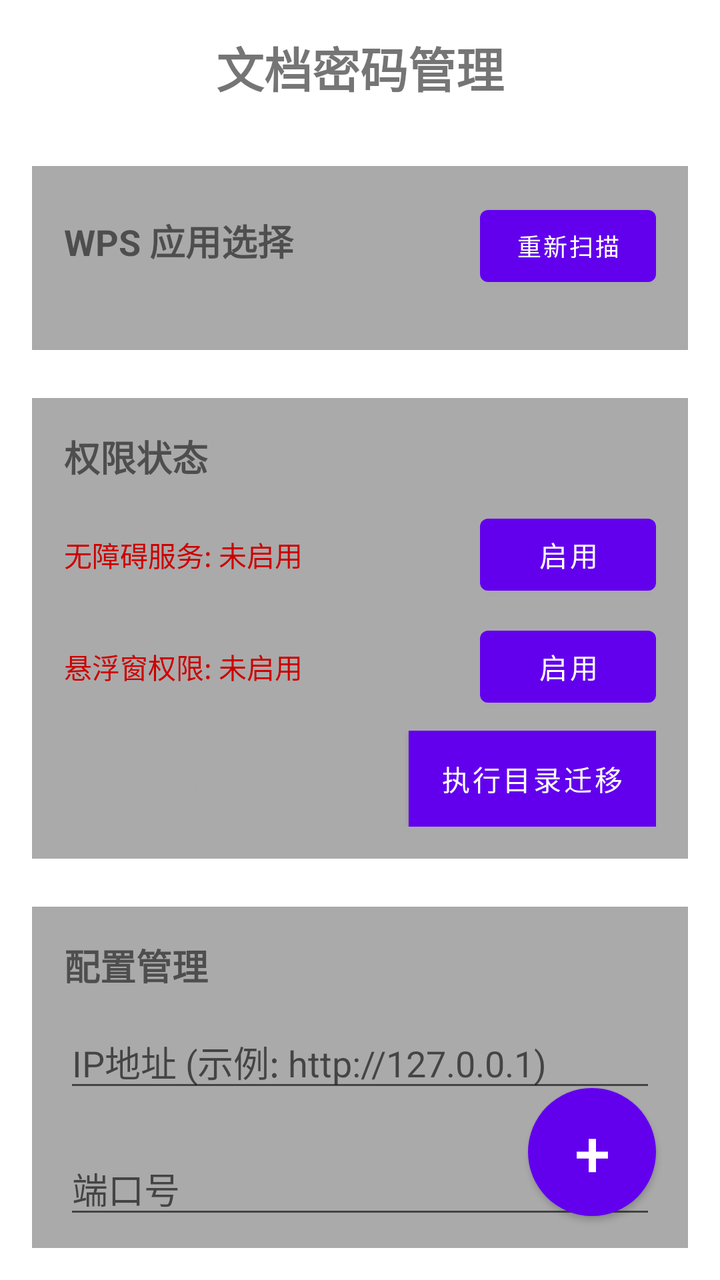
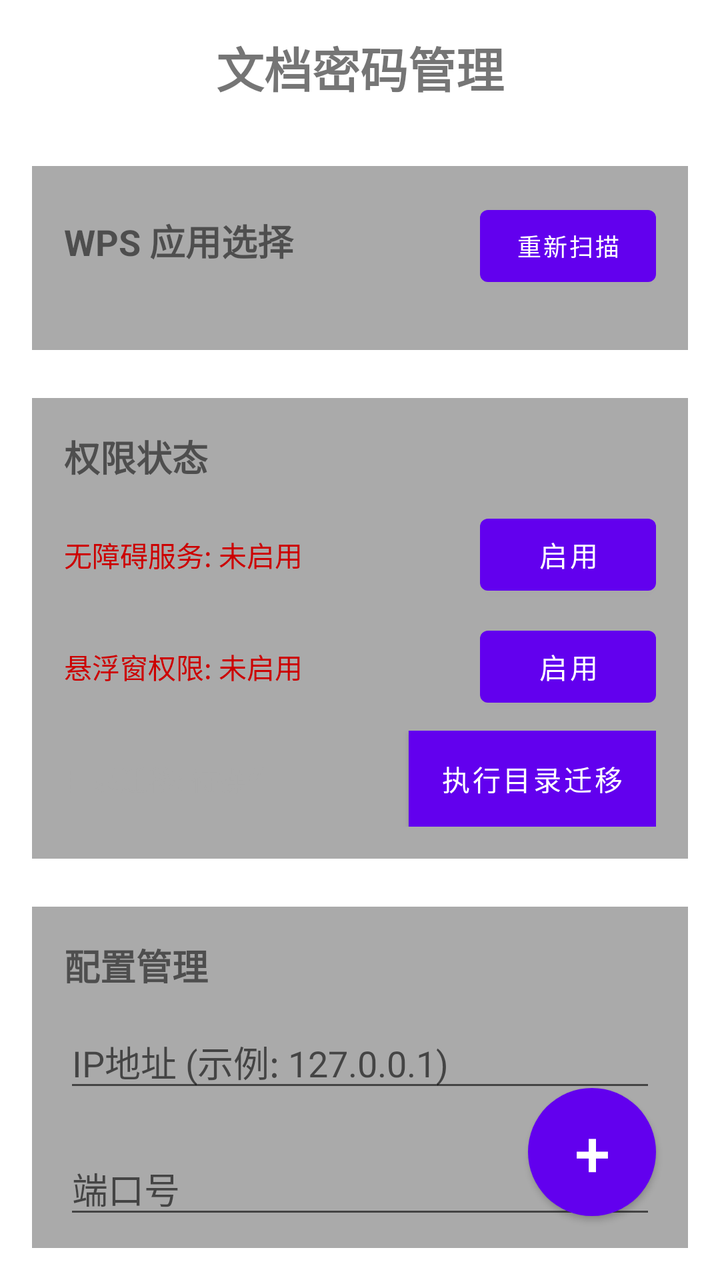

Two renders of the same Android screen: before a commit and after it. Below are the layout's source before the change and the commit's diff.
<!-- AndroidManifest.xml: application theme Theme.WpsPasswordManager -->
<!-- res/layout/activity_main.xml -->
<?xml version="1.0" encoding="utf-8"?>
<RelativeLayout xmlns:android="http://schemas.android.com/apk/res/android"
    xmlns:app="http://schemas.android.com/apk/res-auto"
    xmlns:tools="http://schemas.android.com/tools"
    android:layout_width="match_parent"
    android:layout_height="match_parent"
    tools:context=".ui.MainActivity">

    <androidx.core.widget.NestedScrollView
        android:layout_width="match_parent"
        android:layout_height="match_parent"
        android:padding="16dp">

    <LinearLayout
        android:layout_width="match_parent"
        android:layout_height="wrap_content"
        android:orientation="vertical">

    <TextView
        android:id="@+id/app_title"
        android:layout_width="wrap_content"
        android:layout_height="wrap_content"
        android:layout_gravity="center"
        android:layout_marginBottom="32dp"
        android:text="文档密码管理"
        android:textSize="24sp"
        android:textStyle="bold" />

    
    <LinearLayout
        android:layout_width="match_parent"
        android:layout_height="wrap_content"
        android:orientation="vertical"
        android:background="@android:color/darker_gray"
        android:padding="16dp"
        android:layout_marginBottom="24dp"
        android:radius="8dp">

        <LinearLayout
            android:layout_width="match_parent"
            android:layout_height="wrap_content"
            android:orientation="horizontal"
            android:layout_marginBottom="12dp">

            <TextView
                android:layout_width="0dp"
                android:layout_height="wrap_content"
                android:layout_weight="1"
                android:text="WPS 应用选择"
                android:textSize="18sp"
                android:textStyle="bold" />

            <Button
                android:id="@+id/scan_wps_button"
                android:layout_width="wrap_content"
                android:layout_height="wrap_content"
                android:text="重新扫描"
                android:textSize="12sp" />

        </LinearLayout>

        <LinearLayout
            android:id="@+id/wps_scanning_layout"
            android:layout_width="match_parent"
            android:layout_height="wrap_content"
            android:orientation="horizontal"
            android:gravity="center"
            android:visibility="gone"
            android:layout_marginBottom="12dp">

            <ProgressBar
                android:layout_width="24dp"
                android:layout_height="24dp"
                android:layout_marginEnd="8dp" />

            <TextView
                android:layout_width="wrap_content"
                android:layout_height="wrap_content"
                android:text="正在扫描应用..." />

        </LinearLayout>

        <LinearLayout
            android:id="@+id/wps_empty_layout"
            android:layout_width="match_parent"
            android:layout_height="wrap_content"
            android:orientation="vertical"
            android:visibility="gone"
            android:layout_marginBottom="12dp">

            <TextView
                android:layout_width="wrap_content"
                android:layout_height="wrap_content"
                android:text="未检测到 WPS 应用"
                android:textColor="@android:color/holo_red_dark"
                android:layout_gravity="center"
                android:layout_marginBottom="12dp" />

            <Button
                android:id="@+id/install_wps_button"
                android:layout_width="wrap_content"
                android:layout_height="wrap_content"
                android:text="前往应用商店安装"
                android:layout_gravity="center" />

        </LinearLayout>

        <androidx.recyclerview.widget.RecyclerView
            android:id="@+id/wps_app_list"
            android:layout_width="match_parent"
            android:layout_height="wrap_content"
            android:nestedScrollingEnabled="false"
            android:visibility="gone" />

        <TextView
            android:id="@+id/wps_selected_info"
            android:layout_width="wrap_content"
            android:layout_height="wrap_content"
            android:textSize="12sp"
            android:textColor="@android:color/holo_green_dark"
            android:visibility="gone"
            android:layout_marginTop="8dp" />

    </LinearLayout>

    
    <LinearLayout
        android:layout_width="match_parent"
        android:layout_height="wrap_content"
        android:orientation="vertical"
        android:background="@android:color/darker_gray"
        android:padding="16dp"
        android:layout_marginBottom="24dp"
        android:radius="8dp">

        <TextView
            android:id="@+id/permission_status_title"
            android:layout_width="wrap_content"
            android:layout_height="wrap_content"
            android:text="权限状态"
            android:textSize="18sp"
            android:textStyle="bold"
            android:layout_marginBottom="12dp"
            android:clickable="true"
            android:focusable="true" />

        <LinearLayout
            android:layout_width="match_parent"
            android:layout_height="wrap_content"
            android:orientation="horizontal"
            android:layout_marginBottom="8dp">

            <TextView
                android:id="@+id/accessibility_status"
                android:layout_width="0dp"
                android:layout_height="wrap_content"
                android:layout_weight="1"
                android:text="无障碍服务: 未启用"
                android:textColor="@android:color/holo_red_dark" />

            <Button
                android:id="@+id/enable_accessibility_button"
                android:layout_width="wrap_content"
                android:layout_height="wrap_content"
                android:text="启用" />

        </LinearLayout>

        <LinearLayout
            android:layout_width="match_parent"
            android:layout_height="wrap_content"
            android:orientation="horizontal"
            android:layout_marginBottom="8dp">

            <TextView
                android:id="@+id/overlay_status"
                android:layout_width="0dp"
                android:layout_height="wrap_content"
                android:layout_weight="1"
                android:text="悬浮窗权限: 未启用"
                android:textColor="@android:color/holo_red_dark" />

            <Button
                android:id="@+id/enable_overlay_button"
                android:layout_width="wrap_content"
                android:layout_height="wrap_content"
                android:text="启用" />

        </LinearLayout>

        <LinearLayout
            android:layout_width="match_parent"
            android:layout_height="wrap_content"
            android:orientation="horizontal">

            <TextView
                android:id="@+id/migration_status"
                android:layout_width="0dp"
                android:layout_height="wrap_content"
                android:layout_weight="1"
                android:text="目录迁移: 待操作"
                android:textColor="@android:color/darker_gray" />

            <Button
                android:id="@+id/migration_button"
                android:layout_width="wrap_content"
                android:layout_height="wrap_content"
                android:text="执行目录迁移"
                android:background="@color/purple_500"
                android:textColor="@color/white" />

        </LinearLayout>

    </LinearLayout>

    
    <LinearLayout
        android:layout_width="match_parent"
        android:layout_height="wrap_content"
        android:orientation="vertical"
        android:background="@android:color/darker_gray"
        android:padding="16dp"
        android:layout_marginBottom="24dp"
        android:radius="8dp">

        <TextView
            android:layout_width="wrap_content"
            android:layout_height="wrap_content"
            android:text="配置管理"
            android:textSize="18sp"
            android:textStyle="bold"
            android:layout_marginBottom="12dp" />

        <TextView
            android:id="@+id/user_info_text_view"
            android:layout_width="wrap_content"
            android:layout_height="wrap_content"
            android:layout_gravity="right"
            android:textColor="@android:color/holo_green_dark"
            android:layout_marginBottom="12dp"
            android:visibility="gone" />

        <LinearLayout
            android:layout_width="match_parent"
            android:layout_height="wrap_content"
            android:orientation="vertical"
            android:layout_marginBottom="12dp">

            <EditText
                android:id="@+id/ip_address_input"
                android:layout_width="match_parent"
                android:layout_height="wrap_content"
                android:hint="IP地址 (示例: http://127.0.0.1)"
                android:inputType="text"
                android:layout_marginBottom="8dp" />

            <TextView
                android:id="@+id/ip_address_error"
                android:layout_width="match_parent"
                android:layout_height="wrap_content"
                android:textColor="@android:color/holo_red_dark"
                android:textSize="12sp"
                android:visibility="gone" />

        </LinearLayout>

        <LinearLayout
            android:layout_width="match_parent"
            android:layout_height="wrap_content"
            android:orientation="vertical"
            android:layout_marginBottom="12dp">

            <EditText
                android:id="@+id/port_input"
                android:layout_width="match_parent"
                android:layout_height="wrap_content"
                android:hint="端口号"
                android:inputType="number"
                android:layout_marginBottom="8dp" />

            <TextView
                android:id="@+id/port_error"
                android:layout_width="match_parent"
                android:layout_height="wrap_content"
                android:textColor="@android:color/holo_red_dark"
                android:textSize="12sp"
                android:visibility="gone" />

        </LinearLayout>

        <LinearLayout
            android:layout_width="match_parent"
            android:layout_height="wrap_content"
            android:orientation="vertical"
            android:layout_marginBottom="12dp">

            <EditText
                android:id="@+id/username_input"
                android:layout_width="match_parent"
                android:layout_height="wrap_content"
                android:hint="用户名"
                android:inputType="text"
                android:layout_marginBottom="8dp" />

            <TextView
                android:id="@+id/username_error"
                android:layout_width="match_parent"
                android:layout_height="wrap_content"
                android:textColor="@android:color/holo_red_dark"
                android:textSize="12sp"
                android:visibility="gone" />

        </LinearLayout>

        <LinearLayout
            android:layout_width="match_parent"
            android:layout_height="wrap_content"
            android:orientation="vertical"
            android:layout_marginBottom="12dp">

            <EditText
                android:id="@+id/password_input"
                android:layout_width="match_parent"
                android:layout_height="wrap_content"
                android:hint="密码"
                android:inputType="textPassword"
                android:layout_marginBottom="8dp" />

            <TextView
                android:id="@+id/password_error"
                android:layout_width="match_parent"
                android:layout_height="wrap_content"
                android:textColor="@android:color/holo_red_dark"
                android:textSize="12sp"
                android:visibility="gone" />

        </LinearLayout>

        <LinearLayout
            android:layout_width="match_parent"
            android:layout_height="wrap_content"
            android:orientation="horizontal"
            android:layout_marginBottom="16dp">

            <CheckBox
                android:id="@+id/remember_password_checkbox"
                android:layout_width="wrap_content"
                android:layout_height="wrap_content"
                android:text="记住密码" />

        </LinearLayout>

        <Button
            android:id="@+id/login_button"
            android:layout_width="match_parent"
            android:layout_height="wrap_content"
            android:text="登录"
            android:background="@android:color/holo_purple"
            android:textColor="@android:color/white" />

    </LinearLayout>

    
    <Button
        android:id="@+id/generate_password_button"
        android:layout_width="match_parent"
        android:layout_height="wrap_content"
        android:layout_marginBottom="16dp"
        android:text="生成密码"
        android:background="@android:color/holo_blue_light"
        android:textColor="@android:color/white"
        android:visibility="gone" />

    <Button
        android:id="@+id/manage_passwords_button"
        android:layout_width="match_parent"
        android:layout_height="wrap_content"
        android:layout_marginBottom="16dp"
        android:text="管理密码"
        android:background="@android:color/holo_green_light"
        android:textColor="@android:color/white"
        android:visibility="gone" />



    
    <LinearLayout
        android:layout_width="match_parent"
        android:layout_height="wrap_content"
        android:orientation="vertical"
        android:background="@android:color/darker_gray"
        android:padding="16dp"
        android:layout_marginTop="24dp">

        <TextView
            android:layout_width="wrap_content"
            android:layout_height="wrap_content"
            android:text="使用指南"
            android:textSize="16sp"
            android:textStyle="bold"
            android:layout_marginBottom="8dp" />

        <TextView
            android:layout_width="wrap_content"
            android:layout_height="wrap_content"
            android:text="1. 启用无障碍服务和悬浮窗权限"
            android:layout_marginBottom="4dp" />

        <TextView
            android:layout_width="wrap_content"
            android:layout_height="wrap_content"
            android:text="2. 从文件管理器或其他应用选择文件，使用 WPS 密码助手打开"
            android:layout_marginBottom="4dp" />

    </LinearLayout>

    
    <TextView
        android:id="@+id/version_text_view"
        android:layout_width="wrap_content"
        android:layout_height="wrap_content"
        android:textSize="12sp"
        android:textColor="@android:color/darker_gray"
        android:layout_gravity="center"
        android:layout_marginTop="24dp" />

    </LinearLayout>
</androidx.core.widget.NestedScrollView>

    <Button
        android:id="@+id/fab_add_document"
        android:layout_width="64dp"
        android:layout_height="64dp"
        android:layout_alignParentBottom="true"
        android:layout_alignParentEnd="true"
        android:layout_marginBottom="32dp"
        android:layout_marginEnd="32dp"
        android:text="+"
        android:textSize="32sp"
        android:textColor="@android:color/white"
        android:background="@drawable/circle_button_background"
        android:elevation="8dp" />

</RelativeLayout>
<!-- resources referenced by this layout -->
<resources>
  <color name="purple_500">#FF6200EE</color>
  <color name="white">#FFFFFFFF</color>
  <!-- drawable circle_button_background (drawable) -->
  <?xml version="1.0" encoding="utf-8"?>
  <shape xmlns:android="http://schemas.android.com/apk/res/android"
      android:shape="oval">
      <solid android:color="#9C27B0" />
  </shape>
  <style name="Theme.WpsPasswordManager" parent="Theme.MaterialComponents.DayNight.DarkActionBar">
          
          <item name="colorPrimary">@color/purple_500</item>
          <item name="colorPrimaryVariant">@color/purple_700</item>
          <item name="colorOnPrimary">@color/white</item>
          
          <item name="colorSecondary">@color/teal_200</item>
          <item name="colorSecondaryVariant">@color/teal_700</item>
          <item name="colorOnSecondary">@color/black</item>
          
          <item name="android:statusBarColor" tools:targetApi="l">?attr/colorPrimaryVariant</item>
          
      </style>
  <color name="purple_700">#FF3700B3</color>
  <color name="teal_200">#FF03DAC5</color>
  <color name="teal_700">#FF018786</color>
  <color name="black">#FF000000</color>
</resources>

<!-- the commit's change to res/layout/activity_main.xml (unified diff, before → after) -->
@@ -250,7 +250,7 @@
                 android:id="@+id/ip_address_input"
                 android:layout_width="match_parent"
                 android:layout_height="wrap_content"
-                android:hint="IP地址 (示例: http://127.0.0.1)"
+                android:hint="IP地址 (示例: 127.0.0.1)"
                 android:inputType="text"
                 android:layout_marginBottom="8dp" />
 
